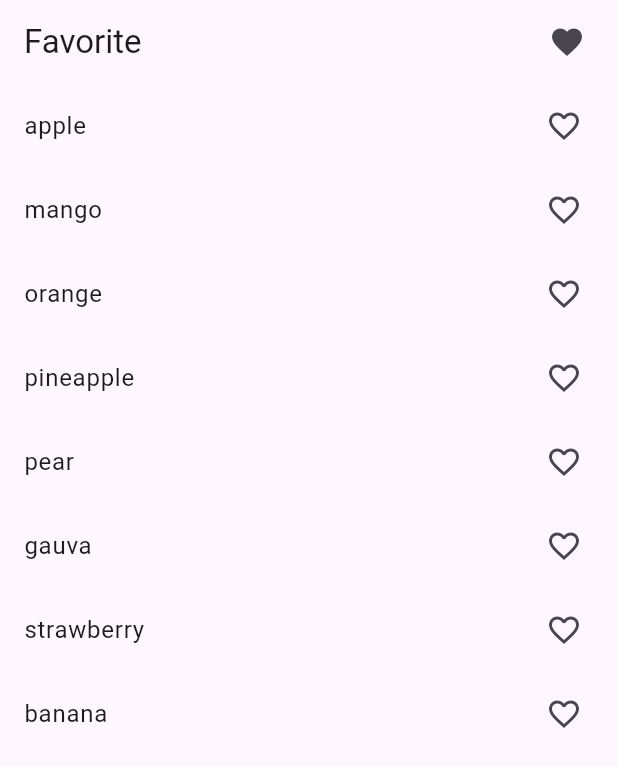
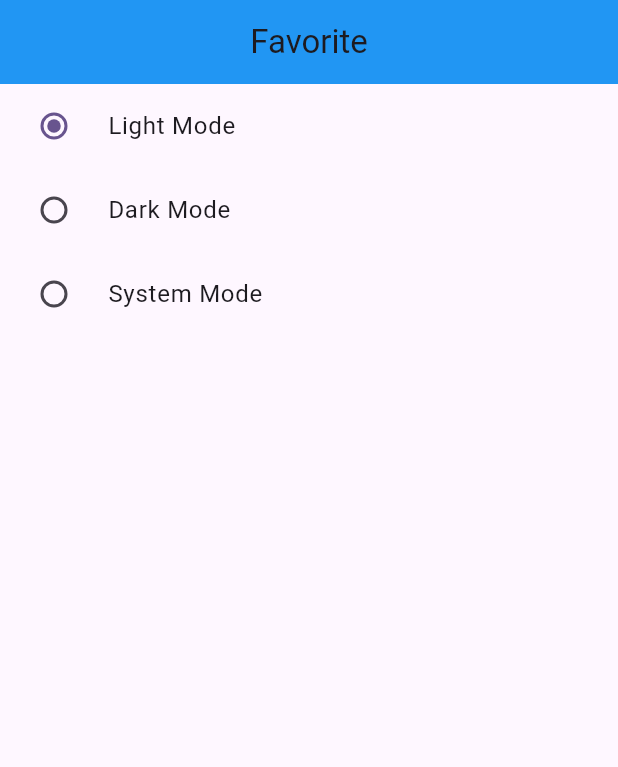
Before and after one commit to Shaikh-Saqlain-Ahmad/state-management-with-provider, a Flutter app: the screen it shows after launch, on a phone screen of 412 x 824 dp. Shown: the top 767 px of the screen. Run offline on Flutter 3.47's test engine with Material 2 defaults, Android fonts, the phone set to English and light mode, and no system bars.

Commit message:
dark mode implemented using provider

```diff
--- a/lib/main.dart
+++ b/lib/main.dart
@@ -4,7 +4,9 @@ import 'package:provider_app/favorite/favorite-screen-provider.dart';
 import 'package:provider_app/favorite/favorite-screen.dart';
 import 'package:provider_app/provider/count_provider.dart';
 import 'package:provider_app/provider/screen2_provider.dart';
+import 'package:provider_app/provider/theme_changer_provider.dart';
 import 'package:provider_app/screen/count.dart';
+import 'package:provider_app/screen/dark-theme.dart';
 import 'package:provider_app/screen/screen2.dart';
 
 void main() {
@@ -21,16 +23,26 @@ class MyApp extends StatelessWidget {
         providers: [
           ChangeNotifierProvider(create: (_) => Screen2Provider()),
           ChangeNotifierProvider(create: (_) => CountProvider()),
-          ChangeNotifierProvider(create: (_) => FavoriteProvider())
+          ChangeNotifierProvider(create: (_) => FavoriteProvider()),
+          ChangeNotifierProvider(create: (_) => ThemeProvider())
         ],
-        child: MaterialApp(
-          debugShowCheckedModeBanner: false,
-          title: 'Flutter Demo',
-          theme: ThemeData(
-            colorScheme: ColorScheme.fromSeed(seedColor: Colors.deepPurple),
-            useMaterial3: true,
-          ),
-          home: Favorite(),
-        ));
+        child: Builder(builder: (BuildContext context) {
+          final themeChanger = Provider.of<ThemeProvider>(context);
+          return MaterialApp(
+            debugShowCheckedModeBanner: true,
+            title: 'Flutter Demo',
+            themeMode: themeChanger.themeMode,
+            theme: ThemeData(
+                colorScheme: ColorScheme.fromSeed(seedColor: Colors.deepPurple),
+                useMaterial3: true,
+                brightness: Brightness.light,
+                appBarTheme: AppBarTheme(backgroundColor: Colors.blue)),
+            darkTheme: ThemeData(
+                brightness: Brightness.dark,
+                primaryColor: Colors.purple,
+                appBarTheme: AppBarTheme(backgroundColor: Colors.purple)),
+            home: DarkTheme(),
+          );
+        }));
   }
 }
--- /dev/null
+++ b/lib/provider/theme_changer_provider.dart
@@ -0,0 +1,11 @@
+import 'package:flutter/foundation.dart';
+import 'package:flutter/material.dart';
+
+class ThemeProvider with ChangeNotifier {
+  var _themeMode = ThemeMode.light;
+  ThemeMode get themeMode => _themeMode;
+  void setTheme(themeMode) {
+    _themeMode = themeMode;
+    notifyListeners();
+  }
+}
--- /dev/null
+++ b/lib/screen/dark-theme.dart
@@ -0,0 +1,40 @@
+import 'package:flutter/material.dart';
+import 'package:provider/provider.dart';
+
+import '../provider/theme_changer_provider.dart';
+
+class DarkTheme extends StatefulWidget {
+  const DarkTheme({super.key});
+
+  @override
+  State<DarkTheme> createState() => _DarkThemeState();
+}
+
+class _DarkThemeState extends State<DarkTheme> {
+  @override
+  Widget build(BuildContext context) {
+    final themeChanger = Provider.of<ThemeProvider>(context);
+    return Scaffold(
+      appBar: AppBar(
+        title: Center(child: Text('Favorite')),
+      ),
+      body: Column(children: [
+        RadioListTile<ThemeMode>(
+            title: Text("Light Mode"),
+            value: ThemeMode.light,
+            groupValue: themeChanger.themeMode,
+            onChanged: themeChanger.setTheme),
+        RadioListTile<ThemeMode>(
+            title: Text("Dark Mode"),
+            value: ThemeMode.dark,
+            groupValue: themeChanger.themeMode,
+            onChanged: themeChanger.setTheme),
+        RadioListTile<ThemeMode>(
+            title: Text("System Mode"),
+            value: ThemeMode.system,
+            groupValue: themeChanger.themeMode,
+            onChanged: themeChanger.setTheme)
+      ]),
+    );
+  }
+}
```
